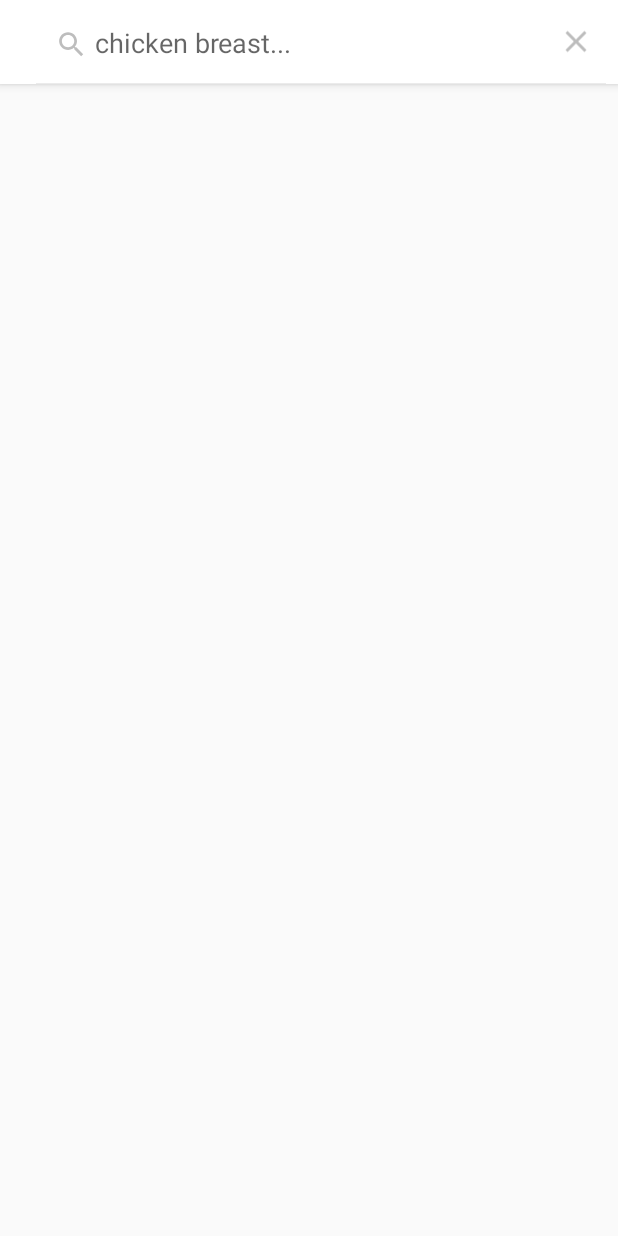
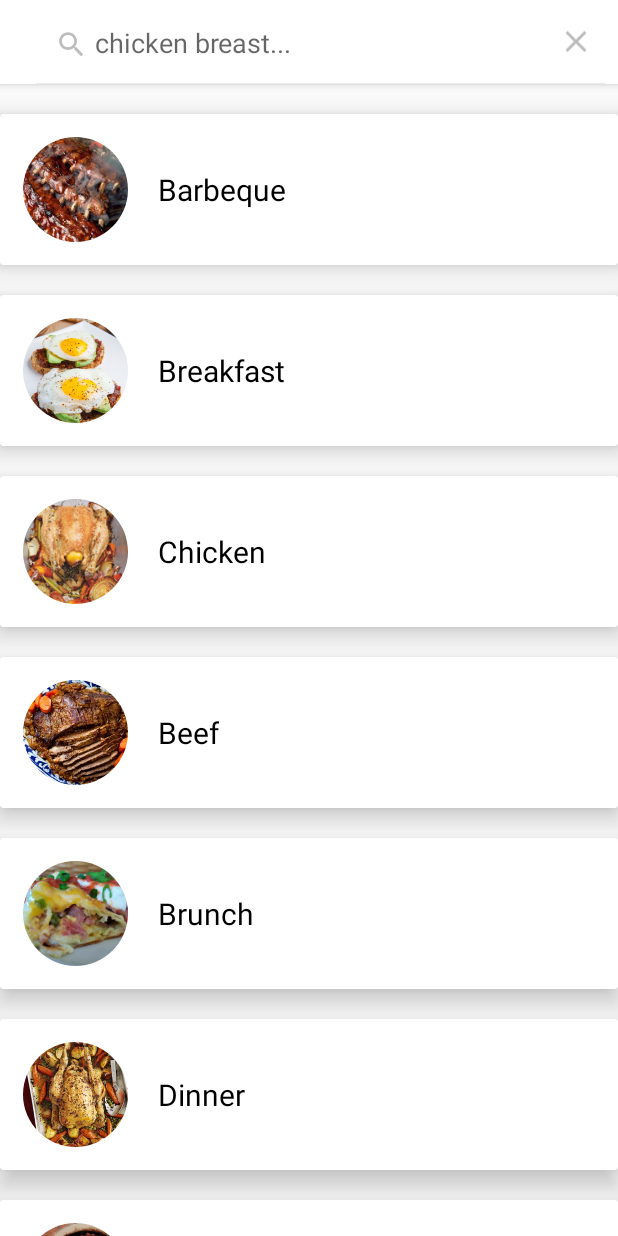
Before and after one commit to chetan882777/Food-Recipe-App-2, an Android app: the screen it shows after launch (RecipeListActivity), after a tap on "Search", on a phone screen of 412 x 824 dp. Run offline under Robolectric (Android 15) with nearby library versions, the phone set to English and light mode, and no system bars; our stand-ins replace CircleImageView, Room's generated code; pictures from the network do not load.

Commit message:
Minute bugs fixed

```diff
--- a/app/src/main/java/com/chetan/foodrecipe2/RecipeListActivity.java
+++ b/app/src/main/java/com/chetan/foodrecipe2/RecipeListActivity.java
@@ -48,6 +48,7 @@ public class RecipeListActivity extends BaseActivity implements OnRecipeListener
     }
 
     private void subscribeObservers(){
+        Log.d(TAG, "subscribeObservers: inside subscribeObservers");
         mRecipeListViewModel.getRecipes().observe(this, new Observer<Resource<List<Recipe>>>() {
             @Override
             public void onChanged(@Nullable Resource<List<Recipe>> listResource) {
@@ -64,15 +65,20 @@ public class RecipeListActivity extends BaseActivity implements OnRecipeListener
         mRecipeListViewModel.getViewState().observe(this, new Observer<RecipeListViewModel.ViewState>() {
             @Override
             public void onChanged(@Nullable RecipeListViewModel.ViewState viewState) {
+                Log.d(TAG, "onChanged: inside view state observer");
                 if(viewState  != null){
                     switch (viewState){
                         case CATEGORIES: {
+                            Log.d(TAG, "onChanged: CATEGORIES view state");
                             displaySearchCategories();
                             break;
                         }
 
                         case RECIPES:{
                             break;
+                        }
+                        default:{
+                            Log.d(TAG, "onChanged: no match");
                         }
                     }
                 }
--- a/app/src/main/java/com/chetan/foodrecipe2/adapters/RecipeRecyclerAdapter.java
+++ b/app/src/main/java/com/chetan/foodrecipe2/adapters/RecipeRecyclerAdapter.java
@@ -3,6 +3,7 @@ package com.chetan.foodrecipe2.adapters;
 import android.net.Uri;
 import android.support.annotation.NonNull;
 import android.support.v7.widget.RecyclerView;
+import android.util.Log;
 import android.view.LayoutInflater;
 import android.view.View;
 import android.view.ViewGroup;
@@ -23,6 +24,8 @@ public class RecipeRecyclerAdapter extends RecyclerView.Adapter<RecyclerView.Vie
     private static final int CATEGORY_TYPE = 3;
     private static final int EXHAUSTED_TYPE = 4;
 
+
+    private static final String TAG = "RecipeRecyclerAdapter";
     private List<Recipe> mRecipes;
     private OnRecipeListener mOnRecipeListener;
 
@@ -88,7 +91,7 @@ public class RecipeRecyclerAdapter extends RecyclerView.Adapter<RecyclerView.Vie
             RequestOptions requestOptions = new RequestOptions()
                     .placeholder(R.drawable.ic_launcher_background);
 
-            Uri path = Uri.parse("android.resource://com.codingwithmitch.foodrecipes/drawable/" + mRecipes.get(i).getImage_url());
+            Uri path = Uri.parse("android.resource://com.chetan.foodrecipe2/drawable/" + mRecipes.get(i).getImage_url());
             Glide.with(viewHolder.itemView.getContext())
                     .setDefaultRequestOptions(requestOptions)
                     .load(path)
@@ -164,6 +167,7 @@ public class RecipeRecyclerAdapter extends RecyclerView.Adapter<RecyclerView.Vie
 
     public void displaySearchCategories(){
         List<Recipe> categories = new ArrayList<>();
+        Log.d(TAG, "displaySearchCategories: list size" + categories.size());
         for(int i = 0; i< Constants.DEFAULT_SEARCH_CATEGORIES.length; i++){
             Recipe recipe = new Recipe();
             recipe.setTitle(Constants.DEFAULT_SEARCH_CATEGORIES[i]);
@@ -171,6 +175,7 @@ public class RecipeRecyclerAdapter extends RecyclerView.Adapter<RecyclerView.Vie
             recipe.setSocial_rank(-1);
             categories.add(recipe);
         }
+        Log.d(TAG, "displaySearchCategories: list size" + categories.size());
         mRecipes = categories;
         notifyDataSetChanged();
     }
--- a/app/src/main/java/com/chetan/foodrecipe2/util/Constants.java
+++ b/app/src/main/java/com/chetan/foodrecipe2/util/Constants.java
@@ -5,7 +5,7 @@ public class Constants {
     public static final String BASE_URL = "https://www.food2fork.com";
 
     // YOU NEED YOUR OWN API KEY!!!!!!!!!!!!! https://www.food2fork.com/about/api
-    public static final String API_KEY = "dadc63b6325aaf398163b40fea9b5e79";
+    public static final String API_KEY = "7e492070bb89e08a95b8a5b4c38e8eb7";
 
 
     public static final String[] DEFAULT_SEARCH_CATEGORIES =
--- a/app/src/main/java/com/chetan/foodrecipe2/util/LiveDataCallAdapter.java
+++ b/app/src/main/java/com/chetan/foodrecipe2/util/LiveDataCallAdapter.java
@@ -1,6 +1,7 @@
 package com.chetan.foodrecipe2.util;
 
 import android.arch.lifecycle.LiveData;
+import android.util.Log;
 
 import com.chetan.foodrecipe2.requests.responses.ApiResponse;
 
--- a/app/src/main/java/com/chetan/foodrecipe2/util/LiveDataCallAdapterFactory.java
+++ b/app/src/main/java/com/chetan/foodrecipe2/util/LiveDataCallAdapterFactory.java
@@ -1,6 +1,7 @@
 package com.chetan.foodrecipe2.util;
 
 import android.arch.lifecycle.LiveData;
+import android.util.Log;
 
 import com.chetan.foodrecipe2.requests.responses.ApiResponse;
 
@@ -33,6 +34,6 @@ public class LiveDataCallAdapterFactory extends CallAdapter.Factory {
         }
 
         Type bodyType = CallAdapter.Factory.getParameterUpperBound(0 , (ParameterizedType) observableType);
-        return new LiveDataCallAdapter<>(bodyType);
+        return new LiveDataCallAdapter<Type>(bodyType);
     }
 }
--- a/app/src/main/java/com/chetan/foodrecipe2/util/NetworkBoundResource.java
+++ b/app/src/main/java/com/chetan/foodrecipe2/util/NetworkBoundResource.java
@@ -74,6 +74,7 @@ public abstract class NetworkBoundResource<CacheObject, RequestObject> {
         });
 
         final LiveData<ApiResponse<RequestObject>> apiResponse = createCall();
+
 
         results.addSource(apiResponse, new Observer<ApiResponse<RequestObject>>() {
             @Override
--- a/app/src/main/java/com/chetan/foodrecipe2/viewmodels/RecipeListViewModel.java
+++ b/app/src/main/java/com/chetan/foodrecipe2/viewmodels/RecipeListViewModel.java
@@ -37,6 +37,7 @@ public class RecipeListViewModel extends AndroidViewModel {
     private void init() {
         if(viewState == null){
             viewState = new MutableLiveData<>();
+            viewState.setValue(ViewState.CATEGORIES);
         }
     }
 
```
